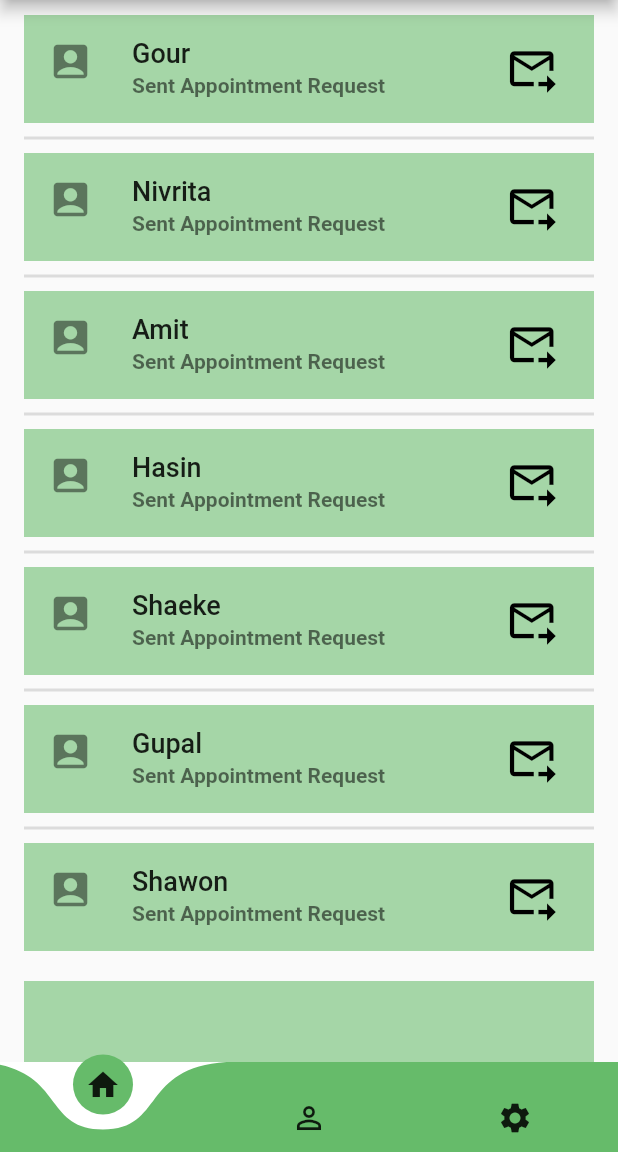
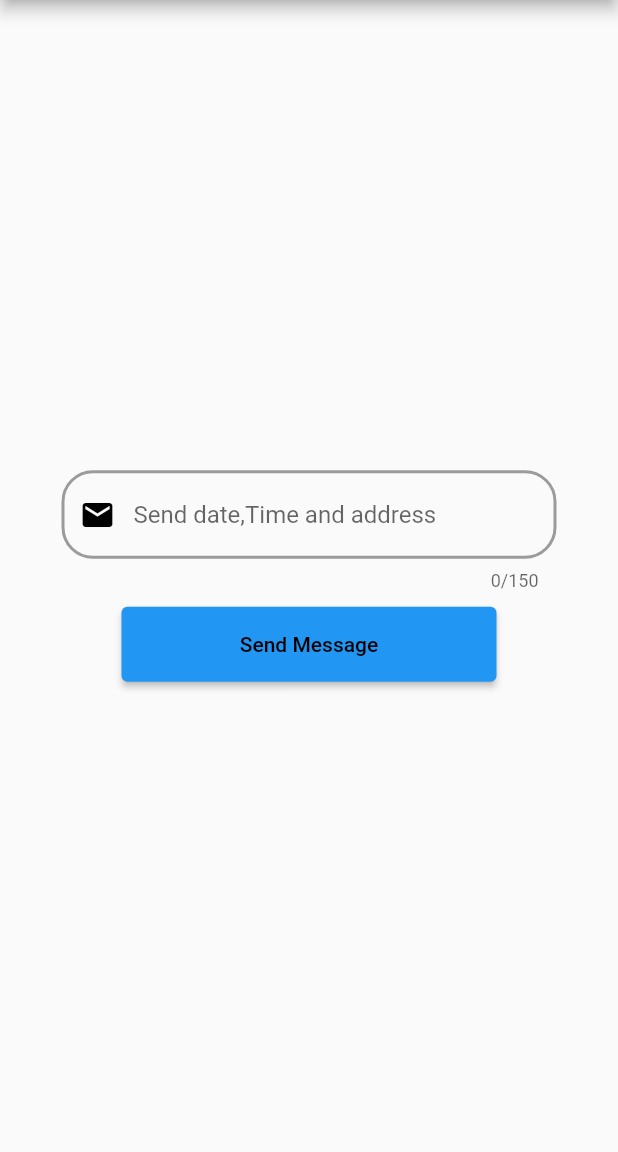
Before and after one commit to gfor-gour/Green-Mind-App, a Flutter app: the HomeScreen_Doc screen opened directly, after a tap on the "forward to inbox" icon, on a phone screen of 412 x 824 dp, the part 84-1236 px from its top. Run offline on Flutter 3.47's test engine with Material 2 defaults, Android fonts, the phone set to English and light mode, and no system bars; drawn by our look-alikes of curved_navigation_bar; our stand-ins replace firebase_auth, firebase_core, line_awesome_flutter; accounts and stored records are empty.

Commit message:
Fourth Commit

```diff
--- a/lib/home_screen_doc.dart
+++ b/lib/home_screen_doc.dart
@@ -3,6 +3,7 @@ import 'package:curved_navigation_bar/curved_navigation_bar.dart';
 import 'package:flutter/material.dart';
 import 'package:green_mind/home_screen_std.dart';
 import 'package:flutter/cupertino.dart';
+import 'package:green_mind/msg_screen_doc.dart';
 import 'package:line_awesome_flutter/line_awesome_flutter.dart';
 
 class HomeScreen_Doc extends StatefulWidget{
@@ -26,13 +27,15 @@ class _homescreen_doc_state extends State<HomeScreen_Doc>{
 
         actions: <Widget>[
           IconButton(
-              onPressed: (){},
-              icon: const Icon(Icons.calendar_month),color: Colors.black,
+              onPressed: (){
+
+              },
+              icon: const Icon(Icons.logout),color: Colors.black,
           ),
 
         ],
         leading: IconButton(
-          icon: const Icon(Icons.arrow_back),color: Colors.black,
+          icon: const Icon(Icons.calendar_month),color: Colors.black,
           onPressed: (){
 
           },
@@ -101,7 +104,9 @@ class _homescreen_doc_state extends State<HomeScreen_Doc>{
                       iconSize: 35,
                       color: Colors.black,
                       onPressed: () {
-
+                          Navigator.push(context,
+                          MaterialPageRoute(builder: (context)=> MsgScreenDoc(),)
+                          );
                       },
                     ),
                   );
--- a/lib/main.dart
+++ b/lib/main.dart
@@ -4,6 +4,7 @@ import 'package:green_mind/splash_screen.dart';
 import 'firebase_options.dart';
 
 void main() async{
+  WidgetsFlutterBinding.ensureInitialized();
   await Firebase.initializeApp(
     options: DefaultFirebaseOptions.currentPlatform,
   );
--- /dev/null
+++ b/lib/msg_screen_doc.dart
@@ -0,0 +1,111 @@
+
+import 'package:flutter/cupertino.dart';
+import 'package:flutter/material.dart';
+import 'package:green_mind/home_screen_doc.dart';
+
+class MsgScreenDoc extends StatefulWidget{
+  @override
+  State<MsgScreenDoc> createState() => _MsgScreenState();
+}
+
+class _MsgScreenState extends State<MsgScreenDoc> {
+  bool isPressed = false;
+  String changetxt ='Send Message';
+  @override
+  Widget build(BuildContext context) {
+    return Scaffold(
+      appBar: AppBar(
+        backgroundColor: Colors.green.shade300,
+
+        actions: <Widget>[
+          IconButton(
+            onPressed: (){},
+            icon: const Icon(Icons.calendar_month),color: Colors.black,
+          ),
+
+        ],
+        leading: IconButton(
+          icon: const Icon(Icons.arrow_back),color: Colors.black,
+          onPressed: (){
+            Navigator.pop(context,
+                MaterialPageRoute(builder: (context)=> HomeScreen_Doc(),)
+            );
+          },
+        ),
+        title: RichText(
+            text: TextSpan(
+                style: TextStyle(
+                  color: Colors.green.shade600,
+                  fontSize: 40,
+                  fontWeight: FontWeight.bold,
+                ),
+                children: <TextSpan>[
+                  TextSpan(text:'Green ', style: TextStyle(
+                    color: Colors.black,
+                    fontWeight: FontWeight.bold,
+                  )),
+                  TextSpan(text:'Mind',)
+                ]
+            )
+        ),
+      ),
+      body:  Center(
+        child: Column(
+          mainAxisAlignment: MainAxisAlignment.center,
+          children: [
+            Container(
+              width: 330,
+              child: TextField(
+                  maxLength: 150,
+                // controller: emailController,
+                decoration: InputDecoration(
+                  focusedBorder: OutlineInputBorder(
+                      borderRadius: BorderRadius.circular(21),
+                      borderSide: BorderSide(
+                        color: Colors.black,
+                        width: 3,
+                      )
+                  ),
+
+                  enabledBorder: OutlineInputBorder(
+
+                      borderRadius: BorderRadius.circular(21),
+                      borderSide: BorderSide(
+                        color: Colors.black38,
+                        width: 2,
+                      )
+                  ),
+                  prefixIcon: Icon(Icons.email,color: Colors.black,),
+                  hintText: "Send date,Time and address",
+
+                ),
+              ),
+            ),
+            SizedBox(
+              height: 10,
+            ),
+            Container(
+              width: 250,
+              height: 50,
+              child: ElevatedButton(
+                  style: ElevatedButton.styleFrom(
+                      backgroundColor: isPressed? Colors.white24 : Colors.blue
+                  ),
+                  onPressed: (){
+                    setState(() {
+                      changetxt = 'Message Sent';
+                      if(!isPressed) isPressed = !isPressed;
+
+                    });
+                  }, child: Text(
+                '$changetxt',style: TextStyle(color: Colors.black),
+              )
+              ),
+            ),
+          ],
+        ),
+      ),
+
+    );
+  }
+}
--- a/lib/splash_screen.dart
+++ b/lib/splash_screen.dart
@@ -15,7 +15,7 @@ class _Splash_screenState extends State<Splash_screen> {
   @override
   void initState() {
     super.initState();
-    Timer(Duration(seconds: 4), () {
+    Timer(Duration(seconds: 2), () {
       Navigator.pushReplacement(context,
           MaterialPageRoute(builder: (context) => Login_screen(),));
 
--- a/pubspec.yaml
+++ b/pubspec.yaml
@@ -38,6 +38,8 @@ dependencies:
   curved_navigation_bar: ^1.0.3
   line_awesome_flutter: ^2.0.0
   firebase_core: ^2.24.2
+  firebase_auth: ^4.16.0
+  firebase_messaging: ^14.7.10
 
 dev_dependencies:
   flutter_test:
```
Also changed, not shown: lib/home_screen_std.dart (+40 -18 lines), lib/login_screen.dart (+46 -10 lines), lib/msg_screen_std.dart (added, +86 -0 lines), lib/register_screen.dart (+117 -12 lines), pubspec.lock, 4 other files.
